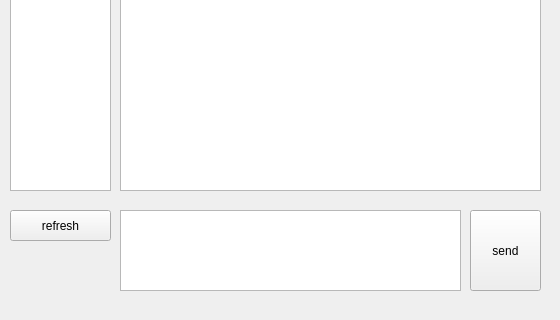
Qt form mainwindow.ui (windr0id/if_client) before a commit; both pictures show x 0 to 560 and y 160 to 480 of the 560 by 480 pixel window.
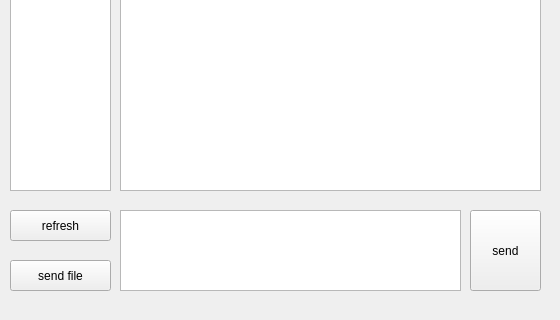
The same form after that commit.

```diff
--- a/mainwindow.ui
+++ b/mainwindow.ui
@@ -108,6 +108,19 @@
      <string>Select a user to send message.</string>
     </property>
    </widget>
+   <widget class="QPushButton" name="Button_refresh_2">
+    <property name="geometry">
+     <rect>
+      <x>10</x>
+      <y>420</y>
+      <width>101</width>
+      <height>31</height>
+     </rect>
+    </property>
+    <property name="text">
+     <string>send file</string>
+    </property>
+   </widget>
   </widget>
   <widget class="QMenuBar" name="menuBar">
    <property name="enabled">
```
